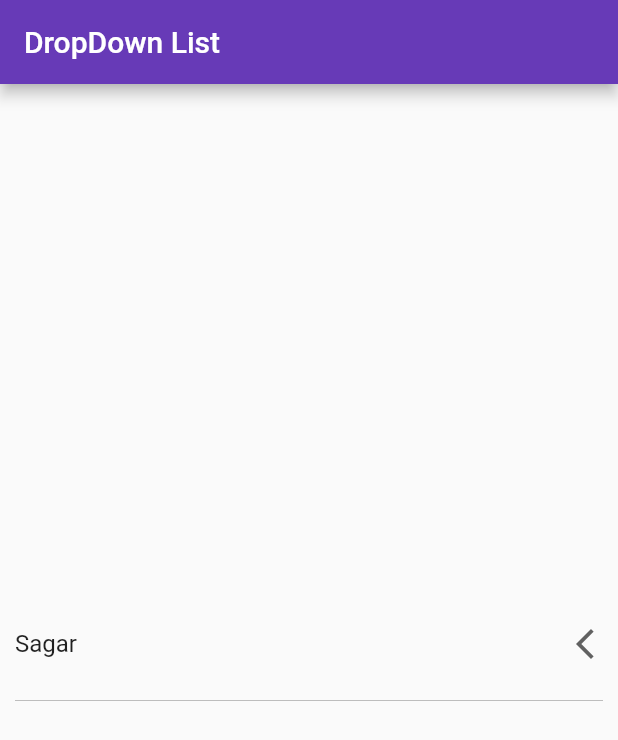
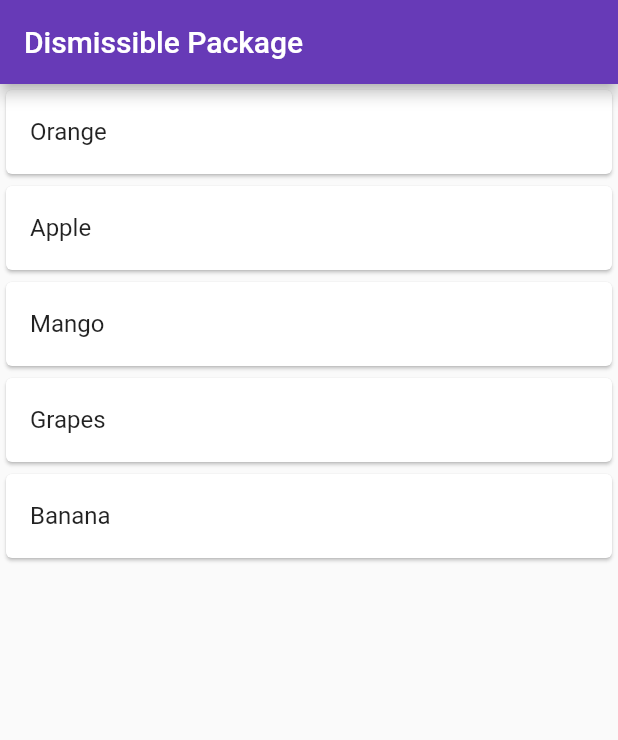
Before and after one commit to srp2210/flutter_learning, a Flutter app: the screen it shows after launch, on a phone screen of 412 x 824 dp. Shown: the top 740 px of the screen. Run offline on Flutter 3.47's test engine with Material 2 defaults, Android fonts, the phone set to English and light mode, and no system bars.

Commit message:
dismissible

```diff
--- /dev/null
+++ b/flutter_widgets/lib/dismissible.dart
@@ -0,0 +1,51 @@
+import 'package:flutter/material.dart';
+
+class DismissibleWidget extends StatefulWidget {
+  const DismissibleWidget({Key? key}) : super(key: key);
+
+  @override
+  // ignore: library_private_types_in_public_api
+  _DismissibleWidgetState createState() => _DismissibleWidgetState();
+}
+
+class _DismissibleWidgetState extends State<DismissibleWidget> {
+  List<String> fruits = ['Orange', 'Apple', 'Mango', 'Grapes', 'Banana'];
+  @override
+  Widget build(BuildContext context) {
+    return Scaffold(
+      appBar: AppBar(title: const Text('Dismissible Package')),
+      body: ListView.builder(
+        itemCount: fruits.length,
+        itemBuilder: (context, index) {
+          final fruit = fruits[index];
+          return Dismissible(
+              onDismissed: (direction) {
+                if (direction == DismissDirection.startToEnd) {
+                  ScaffoldMessenger.of(context).showSnackBar(SnackBar(
+                    content: Text(fruits[index]),
+                    backgroundColor: Colors.red,
+                  ));
+                } else {
+                  ScaffoldMessenger.of(context).showSnackBar(SnackBar(
+                    content: Text(fruits[index]),
+                    backgroundColor: Colors.green,
+                  ));
+                }
+              },
+              key: Key(fruit),
+              background: Container(
+                color: Colors.red,
+              ),
+              secondaryBackground: Container(
+                color: Colors.green,
+              ),
+              child: Card(
+                child: ListTile(
+                  title: Text(fruits[index]),
+                ),
+              ));
+        },
+      ),
+    );
+  }
+}
--- a/flutter_widgets/lib/main.dart
+++ b/flutter_widgets/lib/main.dart
@@ -2,6 +2,7 @@ import 'package:flutter/material.dart';
 import 'package:flutter_widgets/alert.dart';
 import 'package:flutter_widgets/bottomsheet.dart';
 import 'package:flutter_widgets/container_sizedbox.dart';
+import 'package:flutter_widgets/dismissible.dart';
 import 'package:flutter_widgets/drawer.dart';
 import 'package:flutter_widgets/dropdown.dart';
 import 'package:flutter_widgets/snackbar.dart';
@@ -22,7 +23,7 @@ class MyApp extends StatelessWidget {
       theme: ThemeData(
         primarySwatch: Colors.deepPurple,
       ),
-      home: const DropDownWidget(),
+      home: const DismissibleWidget(),
     );
   }
 }
```
